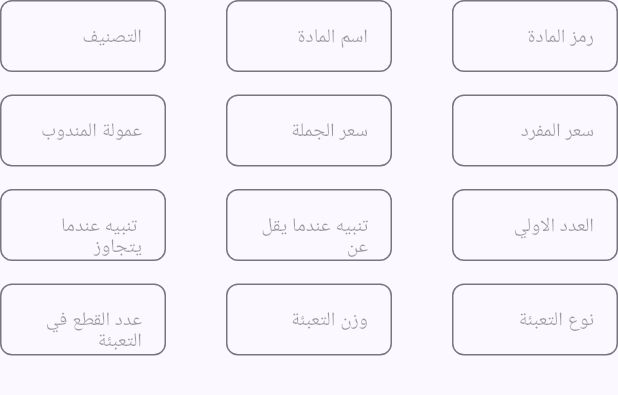
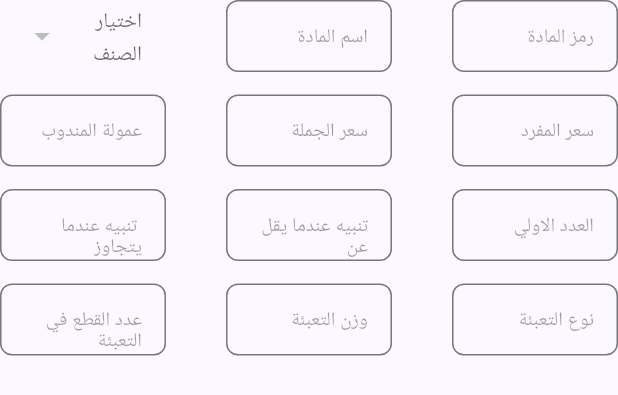
Before and after one commit to AiExpert1985/tablets, a Flutter app: the ProductFormFields widget shown alone on an empty page, opened directly, on a phone screen of 412 x 824 dp. Shown: the top 395 px of the screen. Run offline on Flutter 3.47's test engine with Material 3 defaults, Android fonts, the light colour scheme and no system bars; drawn by our look-alikes of dropdown_button2; our stand-ins replace animated_search_bar, cached_network_image, carousel_slider, cloud_firestore, data_table_2, file_picker and 12 more; missing offline and left inert: anydrawer; accounts and stored records are empty; network calls fail.

Commit message:
basic drop down

```diff
--- a/lib/src/features/products/view/form_fields.dart
+++ b/lib/src/features/products/view/form_fields.dart
@@ -6,10 +6,10 @@ import 'package:tablets/src/utils/field_box_decoration.dart';
 import 'package:tablets/src/features/products/controllers/form_data_provider.dart';
 import 'package:tablets/src/constants/constants.dart' as constants;
 import 'package:tablets/src/utils/utils.dart' as utils;
-// import 'package:cached_network_image/cached_network_image.dart';
-// import 'package:dropdown_button2/dropdown_button2.dart';
-// import 'package:tablets/src/features/products/repository/product_stream_provider.dart';
-// import 'package:tablets/src/features/products/model/product.dart';
+import 'package:cached_network_image/cached_network_image.dart';
+import 'package:dropdown_button2/dropdown_button2.dart';
+import 'package:tablets/src/features/products/repository/product_stream_provider.dart';
+import 'package:tablets/src/features/products/model/product.dart';
 
 enum FieldDataTypes { int, double, string }
 
@@ -35,11 +35,12 @@ class ProductFormFields extends ConsumerWidget {
               displayedTitle: S.of(context).product_name,
             ),
             constants.FormGap.horizontal,
-            GeneralFormField(
-              dataType: FieldDataTypes.string.name,
-              name: 'category',
-              displayedTitle: S.of(context).product_category,
-            ),
+            // GeneralFormField(
+            //   dataType: FieldDataTypes.string.name,
+            //   name: 'category',
+            //   displayedTitle: S.of(context).product_category,
+            // ),
+            const ProductCategoryFormField(),
           ],
         ),
         constants.FormGap.vertical,
@@ -168,109 +169,115 @@ class GeneralFormField extends ConsumerWidget {
   }
 }
 
+class ProductCategoryFormField extends ConsumerWidget {
+  const ProductCategoryFormField({super.key});
 
-// class ProductCategoryFormField extends ConsumerWidget {
-//   const ProductCategoryFormField(this.initialValue, {super.key});
-//   final String? initialValue;
-//   @override
-//   Widget build(BuildContext context, WidgetRef ref) {
-//     String? selectedValue;
-//     final TextEditingController textEditingController = TextEditingController();
-//     final productListValue = ref.read(productsStreamProvider);
-//     List<Map<String, dynamic>> productList = productListValue.value ?? [];
-//     List<Product> items = productList.map((product) => Product.fromMap(product)).toList();
-//     return Expanded(
-//       child: Center(
-//         child: DropdownButtonHideUnderline(
-//           child: DropdownButton2<String>(
-//             isExpanded: true,
-//             hint: Text(
-//               S.of(context).category_selection,
-//               style: TextStyle(
-//                 fontSize: 14,
-//                 color: Theme.of(context).hintColor,
-//               ),
-//             ),
-//             items: items
-//                 .map((item) => DropdownMenuItem(
-//                       alignment: Alignment.center,
-//                       value: item.name,
-//                       child: Row(
-//                         children: [
-//                           CachedNetworkImage(imageUrl: item.imageUrls[0]),
-//                           const SizedBox(
-//                             width: 10,
-//                           ),
-//                           Text(
-//                             item.name,
-//                             style: const TextStyle(
-//                               fontSize: 14,
-//                             ),
-//                           ),
-//                         ],
-//                       ),
-//                     ))
-//                 .toList(),
-//             value: selectedValue,
-//             onChanged: (value) {
-//               // setState(() {
-//               //   selectedValue = value;
-//               // });
-//             },
-//             buttonStyleData: const ButtonStyleData(
-//               padding: EdgeInsets.symmetric(horizontal: 16),
-//               height: 40,
-//               width: 200,
-//             ),
-//             dropdownStyleData: const DropdownStyleData(
-//               maxHeight: 200,
-//             ),
-//             menuItemStyleData: const MenuItemStyleData(
-//               height: 40,
-//             ),
-//             dropdownSearchData: DropdownSearchData(
-//               searchController: textEditingController,
-//               searchInnerWidgetHeight: 50,
-//               searchInnerWidget: Container(
-//                 height: 50,
-//                 padding: const EdgeInsets.only(
-//                   top: 8,
-//                   bottom: 4,
-//                   right: 8,
-//                   left: 8,
-//                 ),
-//                 child: TextFormField(
-//                   textAlign: TextAlign.center,
-//                   expands: true,
-//                   maxLines: null,
-//                   controller: textEditingController,
-//                   decoration: InputDecoration(
-//                     isDense: true,
-//                     contentPadding: const EdgeInsets.symmetric(
-//                       horizontal: 10,
-//                       vertical: 8,
-//                     ),
-//                     hintText: '... ${S.of(context).search} ...',
-//                     hintStyle: const TextStyle(fontSize: 12),
-//                     border: OutlineInputBorder(
-//                       borderRadius: BorderRadius.circular(8),
-//                     ),
-//                   ),
-//                 ),
-//               ),
-//               searchMatchFn: (item, searchValue) {
-//                 return item.value.toString().contains(searchValue);
-//               },
-//             ),
-//             //This to clear the search value when you close the menu
-//             onMenuStateChange: (isOpen) {
-//               if (!isOpen) {
-//                 textEditingController.clear();
-//               }
-//             },
-//           ),
-//         ),
-//       ),
-//     );
-//   }
-// }
+  @override
+  Widget build(BuildContext context, WidgetRef ref) {
+    final userFormData = ref.watch(productFormDataProvider);
+    dynamic initialValue = userFormData['category'];
+
+    if (initialValue != null) {
+      initialValue = initialValue is String ? initialValue : initialValue.toString();
+    }
+    final TextEditingController textEditingController = TextEditingController();
+    final productListValue = ref.read(productsStreamProvider);
+    List<Map<String, dynamic>> productList = productListValue.value ?? [];
+    List<Product> items = productList.map((product) => Product.fromMap(product)).toList();
+    return Expanded(
+      child: Center(
+        child: DropdownButtonHideUnderline(
+          child: DropdownButton2<String>(
+            isExpanded: true,
+
+            hint: Text(
+              S.of(context).category_selection,
+              style: TextStyle(
+                fontSize: 14,
+                color: Theme.of(context).hintColor,
+              ),
+            ),
+            items: items
+                .map((item) => DropdownMenuItem(
+                      alignment: Alignment.center,
+                      value: item.name,
+                      child: Row(
+                        children: [
+                          CircleAvatar(
+                            radius: 20,
+                            backgroundColor: Colors.white,
+                            foregroundImage: CachedNetworkImageProvider(item.imageUrls[0]),
+                          ),
+                          const SizedBox(width: 10),
+                          Text(
+                            item.name,
+                            style: const TextStyle(
+                              fontSize: 14,
+                            ),
+                          ),
+                        ],
+                      ),
+                    ))
+                .toList(),
+            value: initialValue,
+            onChanged: (value) {
+              ref.watch(productFormDataProvider.notifier).update(key: 'category', value: value);
+            },
+
+            buttonStyleData: const ButtonStyleData(
+              padding: EdgeInsets.symmetric(horizontal: 16),
+              height: 40,
+              width: 200,
+            ),
+            dropdownStyleData: const DropdownStyleData(
+              maxHeight: 200,
+            ),
+            menuItemStyleData: const MenuItemStyleData(
+              height: 40,
+            ),
+            dropdownSearchData: DropdownSearchData(
+              searchController: textEditingController,
+              searchInnerWidgetHeight: 50,
+              searchInnerWidget: Container(
+                height: 50,
+                padding: const EdgeInsets.only(
+                  top: 8,
+                  bottom: 4,
+                  right: 8,
+                  left: 8,
+                ),
+                child: TextFormField(
+                  textAlign: TextAlign.center,
+                  expands: true,
+                  maxLines: null,
+                  controller: textEditingController,
+                  decoration: InputDecoration(
+                    isDense: true,
+                    contentPadding: const EdgeInsets.symmetric(
+                      horizontal: 10,
+                      vertical: 8,
+                    ),
+                    hintText: '... ${S.of(context).search} ...',
+                    hintStyle: const TextStyle(fontSize: 12),
+                    border: OutlineInputBorder(
+                      borderRadius: BorderRadius.circular(8),
+                    ),
+                  ),
+                ),
+              ),
+              searchMatchFn: (item, searchValue) {
+                return item.value.toString().contains(searchValue);
+              },
+            ),
+            //This to clear the search value when you close the menu
+            onMenuStateChange: (isOpen) {
+              if (!isOpen) {
+                textEditingController.clear();
+              }
+            },
+          ),
+        ),
+      ),
+    );
+  }
+}
--- a/lib/src/utils/utils.dart
+++ b/lib/src/utils/utils.dart
@@ -37,7 +37,7 @@ class UserMessages {
       autoCloseDuration: const Duration(seconds: 5),
       type: type,
       style: ToastificationStyle.flatColored,
-      alignment: Alignment.bottomCenter,
+      alignment: Alignment.topCenter,
       showProgressBar: false,
       showIcon: false,
     );
```
Also changed, not shown: 1 other file.
